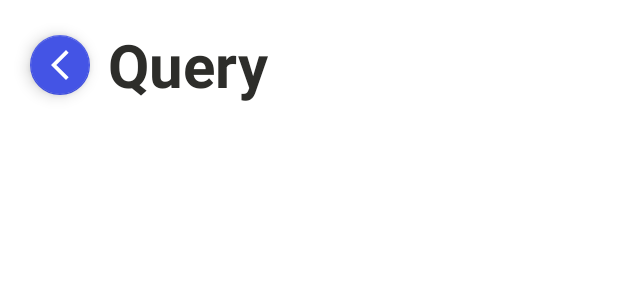
After one commit to vincdimeo/The-Movie-DB, an Android app: the layout activity_results.xml on its own in the app's theme, with its tools: preview values and no code run, on a phone screen of 412 x 824 dp. The commit adds this screen. Shown: the top 300 px of the screen. Run offline under Robolectric (Android 15) with nearby library versions, the phone set to English and light mode, and no system bars.

Commit message:
Results activity

```diff
--- a/app/src/main/java/com/example/themoviedb/GUI/ReleasesFragment.java
+++ b/app/src/main/java/com/example/themoviedb/GUI/ReleasesFragment.java
@@ -3,7 +3,6 @@ package com.example.themoviedb.GUI;
 import android.os.Bundle;
 
 import androidx.fragment.app.Fragment;
-import androidx.recyclerview.widget.GridLayoutManager;
 import androidx.recyclerview.widget.LinearLayoutManager;
 import androidx.recyclerview.widget.RecyclerView;
 
@@ -77,7 +76,7 @@ public class ReleasesFragment extends Fragment {
 
         releasesTitolo = view.findViewById(R.id.novitaTitolo);
         popolariLbl = view.findViewById(R.id.popolari);
-        popolariRV = view.findViewById(R.id.popolariRV);
+        popolariRV = view.findViewById(R.id.resultsRV);
         popolariRV.setHasFixedSize(true);
         serieLbl = view.findViewById(R.id.serieTV);
         serieRV = view.findViewById(R.id.serieRV);
--- a/app/src/main/res/drawable/bar_item_selector.xml
+++ b/app/src/main/res/drawable/bar_item_selector.xml
@@ -1,7 +1,7 @@
 <?xml version="1.0" encoding="utf-8"?>
 <selector xmlns:android="http://schemas.android.com/apk/res/android">
     <item
-        android:drawable="@drawable/circle"
+        android:drawable="@drawable/tab_indicator"
         android:state_checked="true"/>
     <item
         android:drawable="@color/white"
--- /dev/null
+++ b/app/src/main/res/layout/activity_results.xml
@@ -0,0 +1,51 @@
+<?xml version="1.0" encoding="utf-8"?>
+<androidx.constraintlayout.widget.ConstraintLayout xmlns:android="http://schemas.android.com/apk/res/android"
+    xmlns:app="http://schemas.android.com/apk/res-auto"
+    xmlns:tools="http://schemas.android.com/tools"
+    android:layout_width="match_parent"
+    android:layout_height="match_parent"
+    tools:context=".ResultsActivity">
+
+    <com.google.android.material.floatingactionbutton.FloatingActionButton
+        android:id="@+id/backBtn"
+        android:layout_width="wrap_content"
+        android:layout_height="wrap_content"
+        android:layout_gravity="end|bottom"
+        android:layout_marginStart="16dp"
+        android:contentDescription="Back"
+        android:src="@drawable/ic_back"
+        app:fabSize="mini"
+        app:layout_constraintBottom_toBottomOf="@+id/queryTitolo"
+        app:layout_constraintStart_toStartOf="parent"
+        app:layout_constraintTop_toTopOf="@+id/queryTitolo"
+        app:tint="@color/white" />
+
+    <TextView
+        android:id="@+id/queryTitolo"
+        android:layout_width="0dp"
+        android:layout_height="wrap_content"
+        android:layout_marginStart="8dp"
+        android:layout_marginTop="16dp"
+        android:layout_marginEnd="16dp"
+        android:ellipsize="end"
+        android:maxLines="1"
+        android:text="Query"
+        android:textColor="@color/black"
+        android:textSize="@dimen/title_dimen"
+        android:textStyle="bold"
+        app:layout_constraintEnd_toEndOf="parent"
+        app:layout_constraintStart_toEndOf="@+id/backBtn"
+        app:layout_constraintTop_toTopOf="parent" />
+
+    <androidx.recyclerview.widget.RecyclerView
+        android:id="@+id/resultsRV"
+        android:layout_width="0dp"
+        android:layout_height="0dp"
+        android:scrollbarStyle="insideInset"
+        android:scrollbars="horizontal"
+        app:layout_constraintBottom_toBottomOf="parent"
+        app:layout_constraintEnd_toEndOf="parent"
+        app:layout_constraintStart_toStartOf="parent"
+        app:layout_constraintTop_toBottomOf="@+id/queryTitolo" />
+
+</androidx.constraintlayout.widget.ConstraintLayout>
--- a/app/src/main/res/layout/fragment_releases.xml
+++ b/app/src/main/res/layout/fragment_releases.xml
@@ -47,7 +47,7 @@
                 app:layout_constraintTop_toTopOf="parent" />
 
             <androidx.recyclerview.widget.RecyclerView
-                android:id="@+id/popolariRV"
+                android:id="@+id/resultsRV"
                 android:layout_width="0dp"
                 android:layout_height="wrap_content"
                 android:layout_marginStart="16dp"
@@ -71,7 +71,7 @@
                 android:textSize="@dimen/label_dimen"
                 android:textStyle="bold"
                 app:layout_constraintStart_toStartOf="parent"
-                app:layout_constraintTop_toBottomOf="@id/popolariRV" />
+                app:layout_constraintTop_toBottomOf="@id/resultsRV" />
 
             <androidx.recyclerview.widget.RecyclerView
                 android:id="@+id/serieRV"
```
Also changed, not shown: app/src/main/AndroidManifest.xml (+8 -1 lines), app/src/main/java/com/example/themoviedb/Classes/APICall.java (+6 -1 lines), app/src/main/java/com/example/themoviedb/GUI/SearchFragment.java (+7 -0 lines), app/src/main/java/com/example/themoviedb/ResultsActivity.java (added, +74 -0 lines), app/src/main/res/drawable/tab_indicator.xml (renamed from app/src/main/res/drawable/circle.xml).
